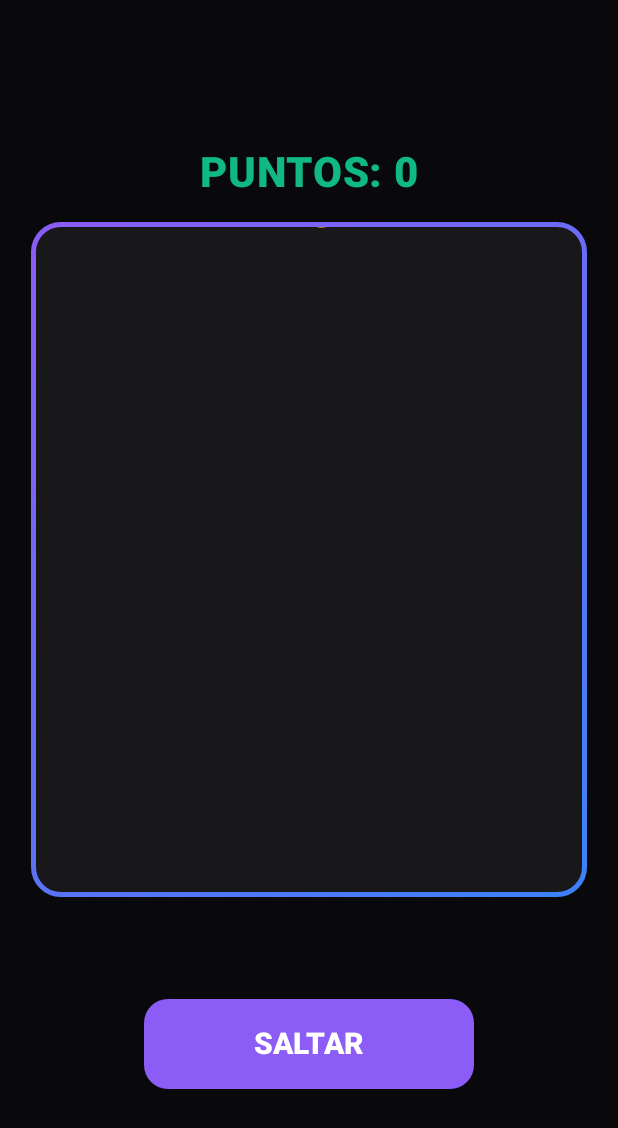
After one commit to Juan-Manuel-coder/Lab13-Moviles, an Android app built with Jetpack Compose: the composable EjercicioFinal shown on its own in the app's theme, on a phone screen of 412 x 824 dp. The commit adds this screen. Shown: the top 1128 px of the screen. Run offline under Robolectric (Android 15) with nearby library versions, the phone set to English and light mode, and no system bars.

Commit message:
Prototipo de videojuego con animaciones combinadas (Ejercicio Final)

```diff
--- /dev/null
+++ b/app/src/main/java/com/example/lab13_animaciones/EjercicioFinal.kt
@@ -0,0 +1,225 @@
+package com.example.lab13_animaciones
+
+import androidx.compose.animation.animateColor
+import androidx.compose.animation.core.*
+import androidx.compose.foundation.BorderStroke
+import androidx.compose.foundation.background
+import androidx.compose.foundation.border
+import androidx.compose.foundation.layout.*
+import androidx.compose.foundation.shape.CircleShape
+import androidx.compose.foundation.shape.RoundedCornerShape
+import androidx.compose.material3.Button
+import androidx.compose.material3.ButtonDefaults
+import androidx.compose.material3.Text
+import androidx.compose.runtime.*
+import androidx.compose.ui.Alignment
+import androidx.compose.ui.Modifier
+import androidx.compose.ui.draw.clip
+import androidx.compose.ui.draw.rotate
+import androidx.compose.ui.graphics.Brush
+import androidx.compose.ui.graphics.Color
+import androidx.compose.ui.graphics.graphicsLayer
+import androidx.compose.ui.text.font.FontWeight
+import androidx.compose.ui.unit.dp
+import androidx.compose.ui.unit.sp
+import androidx.compose.animation.animateColorAsState
+
+// Colores tipo "Arcade" (sin tildes)
+val PurpuraNeon = Color(0xFF8B5CF6)
+val AzulNeon = Color(0xFF3B82F6)
+val RosaNeon = Color(0xFFEC4899)
+val VerdeNeon = Color(0xFF10B981)
+
+@Composable
+fun EjercicioFinal(modifier: Modifier = Modifier) {
+    var puntuacion by remember { mutableIntStateOf(0) }
+    var saltando by remember { mutableStateOf(false) }
+    var mostrarParticulas by remember { mutableStateOf(false) }
+    var colorFondo by remember { mutableStateOf(Color(0xFF09090B)) } // Fondo animado
+
+    // 1. Animación del salto (Posición)
+    val alturaSalto by animateDpAsState(
+        targetValue = if (saltando) 0.dp else 180.dp,
+        animationSpec = spring(
+            dampingRatio = Spring.DampingRatioHighBouncy,
+            stiffness = Spring.StiffnessLow
+        ),
+        label = "salto"
+    )
+
+    // 2. Animación infinita de caída (Posición)
+    val infiniteTransition = rememberInfiniteTransition(label = "obstaculo")
+    val posicionYObstaculo by infiniteTransition.animateFloat(
+        initialValue = -100f,
+        targetValue = 600f,
+        animationSpec = infiniteRepeatable(
+            animation = tween(2500, easing = LinearEasing),
+            repeatMode = RepeatMode.Restart
+        ),
+        label = "caidaObstaculo"
+    )
+
+    // 3. Rotación del obstáculo (NUEVO - Rotación)
+    val rotacionObstaculo by infiniteTransition.animateFloat(
+        initialValue = 0f,
+        targetValue = 360f,
+        animationSpec = infiniteRepeatable(
+            animation = tween(2000, easing = LinearEasing),
+            repeatMode = RepeatMode.Restart
+        ),
+        label = "rotacion"
+    )
+
+    // 4. Color del obstáculo (Color)
+    val colorObstaculo by infiniteTransition.animateColor(
+        initialValue = Color(0xFFEF4444),
+        targetValue = Color(0xFFF59E0B),
+        animationSpec = infiniteRepeatable(
+            animation = tween(300),
+            repeatMode = RepeatMode.Reverse
+        ),
+        label = "colorObstaculo"
+    )
+
+    // 5. Resplandor del jugador (Tamaño)
+    val brillo by infiniteTransition.animateFloat(
+        initialValue = 0.8f,
+        targetValue = 1.2f,
+        animationSpec = infiniteRepeatable(
+            animation = tween(800),
+            repeatMode = RepeatMode.Reverse
+        ),
+        label = "brillo"
+    )
+
+    // 6. Animaciones para las partículas (Escala y Opacidad)
+    val escalaParticula by animateFloatAsState(
+        targetValue = if (mostrarParticulas) 1f else 0f,
+        animationSpec = spring(dampingRatio = Spring.DampingRatioHighBouncy),
+        label = "escalaParticula"
+    )
+    val opacidadParticula by animateFloatAsState(
+        targetValue = if (mostrarParticulas) 1f else 0f,
+        animationSpec = tween(300),
+        label = "opacidadParticula"
+    )
+
+    // 7. Sacudida del jugador (NUEVO - Shake)
+    val sacudida by animateFloatAsState(
+        targetValue = if (saltando) 10f else 0f,
+        animationSpec = spring(dampingRatio = Spring.DampingRatioHighBouncy),
+        label = "sacudida"
+    )
+
+    // 8. Animación del color del fondo (NUEVO - Color)
+    val colorFondoAnimado by animateColorAsState(
+        targetValue = colorFondo,
+        animationSpec = tween(500),
+        label = "fondoAnimado"
+    )
+
+    Column(
+        modifier = modifier
+            .fillMaxSize()
+            .background(colorFondoAnimado), // Fondo animado
+        horizontalAlignment = Alignment.CenterHorizontally,
+        verticalArrangement = Arrangement.Center
+    ) {
+        Text(
+            text = "PUNTOS: $puntuacion",
+            color = VerdeNeon,
+            fontSize = 28.sp,
+            fontWeight = FontWeight.ExtraBold,
+            modifier = Modifier.padding(bottom = 16.dp)
+        )
+
+        // Área de juego
+        Box(
+            modifier = Modifier
+                .fillMaxWidth(0.9f)
+                .height(450.dp)
+                .background(Color(0xFF18181B), RoundedCornerShape(20.dp))
+                .border(
+                    border = BorderStroke(
+                        width = 3.dp,
+                        brush = Brush.linearGradient(listOf(PurpuraNeon, AzulNeon))
+                    ),
+                    shape = RoundedCornerShape(20.dp)
+                )
+                .clip(RoundedCornerShape(20.dp))
+        ) {
+            // Obstáculo (con rotación)
+            Box(
+                modifier = Modifier
+                    .offset(x = 0.dp, y = posicionYObstaculo.dp)
+                    .size(60.dp)
+                    .align(Alignment.TopCenter)
+                    .rotate(rotacionObstaculo) // Rotación añadida
+                    .background(colorObstaculo, RoundedCornerShape(12.dp))
+            )
+
+            // Jugador (con resplandor y sacudida)
+            Box(
+                modifier = Modifier
+                    .offset(x = sacudida.dp, y = alturaSalto) // Sacudida en X
+                    .size(60.dp)
+                    .align(Alignment.BottomCenter)
+                    .background(AzulNeon, CircleShape)
+                    .border(3.dp, Color.White.copy(alpha = brillo), CircleShape)
+            )
+        }
+
+        // Espacio reservado para las partículas (evita que la pantalla se mueva)
+        Box(
+            modifier = Modifier
+                .height(60.dp) // Altura fija para que no empuje nada
+                .padding(top = 16.dp),
+            contentAlignment = Alignment.Center
+        ) {
+            if (escalaParticula > 0f) {
+                Text(
+                    text = "✨ ¡BIEN! ✨",
+                    color = RosaNeon,
+                    fontSize = 24.sp,
+                    fontWeight = FontWeight.Bold,
+                    modifier = Modifier.graphicsLayer {
+                        scaleX = escalaParticula
+                        scaleY = escalaParticula
+                        alpha = opacidadParticula
+                    }
+                )
+            }
+        }
+
+        Spacer(modifier = Modifier.height(8.dp))
+
+        Button(
+            onClick = {
+                if (!saltando) {
+                    saltando = true
+                    mostrarParticulas = true
+                    puntuacion += 10
+                    // Cambiamos el color del fondo al saltar
+                    colorFondo = if (colorFondo == Color(0xFF09090B)) Color(0xFF1E3A8A) else Color(0xFF09090B)
+                } else {
+                    saltando = false
+                    mostrarParticulas = false
+                }
+            },
+            colors = ButtonDefaults.buttonColors(
+                containerColor = if (saltando) VerdeNeon else PurpuraNeon,
+                contentColor = Color.White
+            ),
+            shape = RoundedCornerShape(16.dp),
+            modifier = Modifier
+                .height(60.dp)
+                .width(220.dp)
+        ) {
+            Text(
+                text = if (saltando) "¡SALTANDO!" else "SALTAR",
+                fontSize = 20.sp,
+                fontWeight = FontWeight.Black
+            )
+        }
+    }
+}
--- a/app/src/main/java/com/example/lab13_animaciones/MainActivity.kt
+++ b/app/src/main/java/com/example/lab13_animaciones/MainActivity.kt
@@ -39,7 +39,7 @@ class MainActivity : ComponentActivity() {
                     modifier = Modifier.fillMaxSize(),
                     containerColor = FondoOscuro
                 ) { innerPadding ->
-                    Ejercicio4(modifier = Modifier.padding(innerPadding))
+                    EjercicioFinal(modifier = Modifier.padding(innerPadding))
                 }
             }
         }
```
